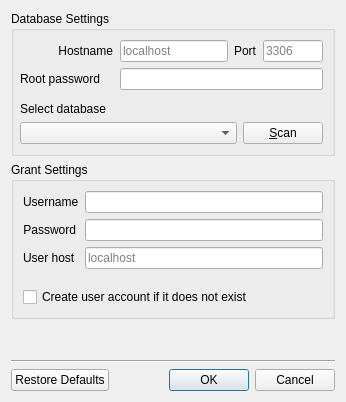
pwizard2/robojournal, file ui/permissionmanager.ui: the form before one commit.
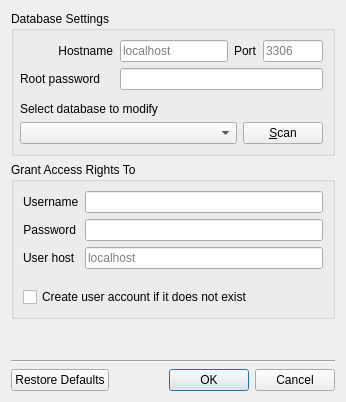
The form after the commit. Icons and pictures are not drawn.

Commit message: fixed warnings about removing db connections

What changed in the file:
```diff
--- a/ui/permissionmanager.ui
+++ b/ui/permissionmanager.ui
@@ -136,7 +136,7 @@
       <item row="3" column="0" colspan="3">
        <widget class="QLabel" name="label_2">
         <property name="text">
-         <string>Select database</string>
+         <string>Select database to modify</string>
         </property>
         <property name="alignment">
          <set>Qt::AlignLeading|Qt::AlignLeft|Qt::AlignVCenter</set>
@@ -156,7 +156,7 @@
    <item>
     <widget class="QGroupBox" name="GrantSettings">
      <property name="title">
-      <string>Grant Settings</string>
+      <string>Grant Access Rights To</string>
      </property>
      <layout class="QFormLayout" name="formLayout">
       <property name="fieldGrowthPolicy">
```
The commit also changes 2 other files.
